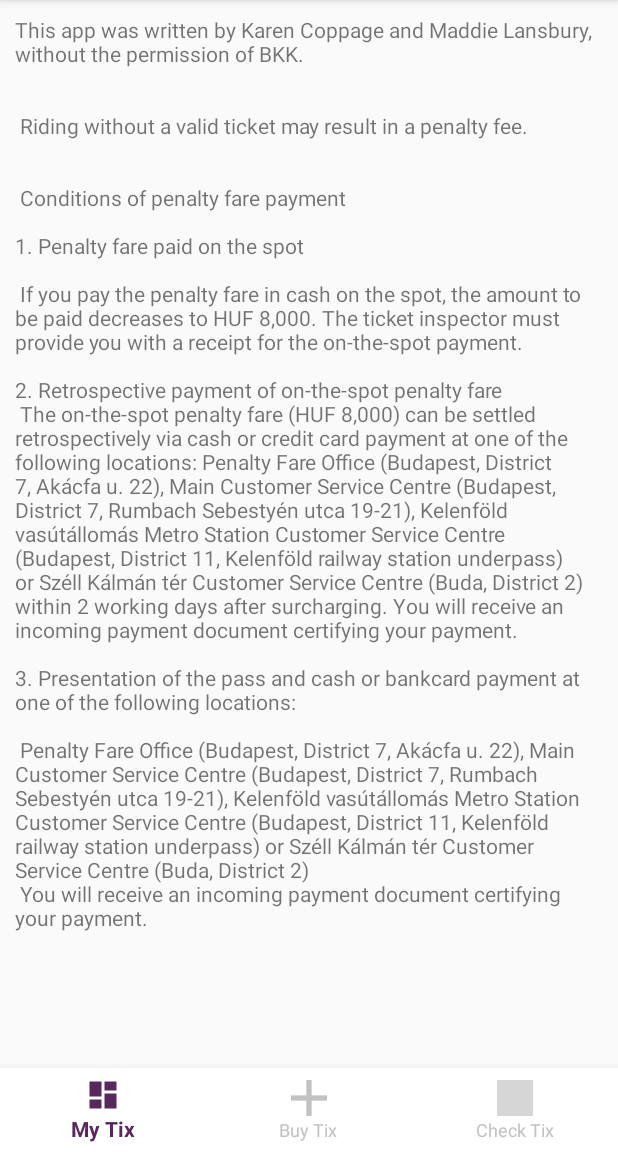
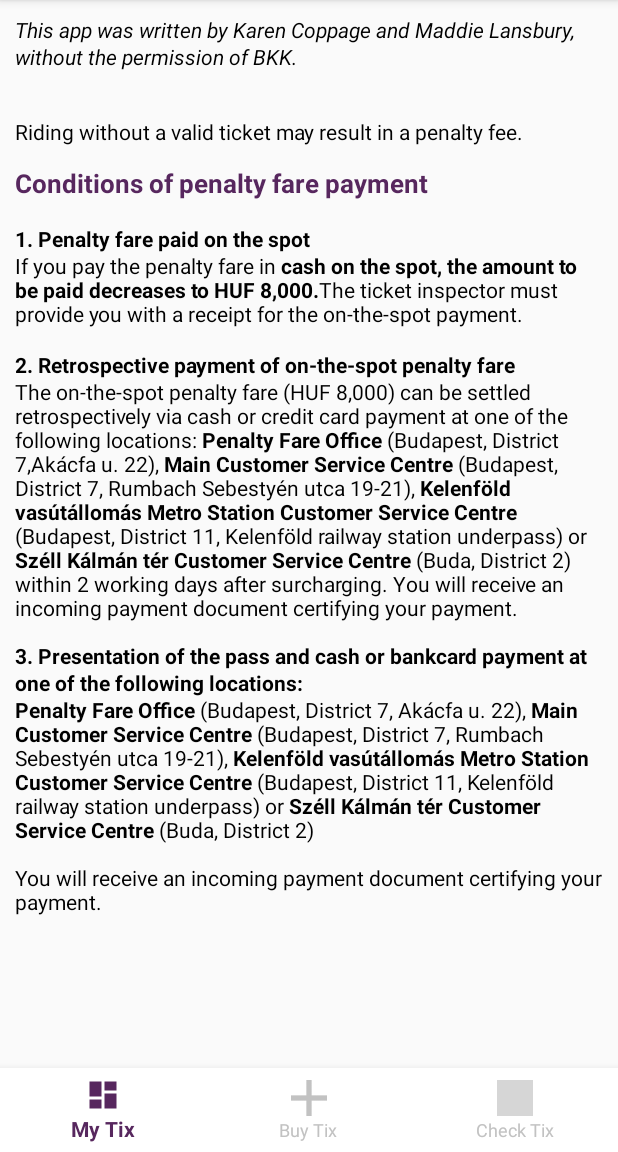
Before and after one commit to klcopp/BKKTix, an Android app: the screen it shows after launch (MainActivity), after a tap on "About", on a phone screen of 412 x 824 dp, the part 84-1236 px from its top. Run offline under Robolectric (Android 15) with nearby library versions, the phone set to English and light mode, and no system bars; 1 other tap on this screen came first; grey boxes are pictures that could not be loaded.

Commit message:
Cleaned up About page

```diff
--- a/BKKTix/app/src/main/java/hu/ait/karen/bkktix/fragment/AboutFragment.java
+++ b/BKKTix/app/src/main/java/hu/ait/karen/bkktix/fragment/AboutFragment.java
@@ -4,9 +4,12 @@ package hu.ait.karen.bkktix.fragment;
 import android.os.Bundle;
 import android.support.annotation.Nullable;
 import android.support.v4.app.Fragment;
+import android.text.Html;
+import android.text.Spanned;
 import android.view.LayoutInflater;
 import android.view.View;
 import android.view.ViewGroup;
+import android.widget.TextView;
 
 import hu.ait.karen.bkktix.R;
 
@@ -19,7 +22,20 @@ public class AboutFragment extends Fragment {
     public View onCreateView(LayoutInflater inflater, @Nullable ViewGroup container, @Nullable Bundle savedInstanceState) {
         View rootView = inflater.inflate(R.layout.fragment_about, container, false);
 
+        TextView tvAbout = (TextView) rootView.findViewById(R.id.tvAbout);
+        tvAbout.setText(fromHtml(getString(R.string.about)));
 
         return rootView;
     }
+
+    @SuppressWarnings("deprecation")
+    public static Spanned fromHtml(String html){
+        Spanned result;
+        if (android.os.Build.VERSION.SDK_INT >= android.os.Build.VERSION_CODES.N) {
+            result = Html.fromHtml(html,Html.FROM_HTML_MODE_LEGACY);
+        } else {
+            result = Html.fromHtml(html);
+        }
+        return result;
+    }
 }
--- a/BKKTix/app/src/main/res/layout/fragment_about.xml
+++ b/BKKTix/app/src/main/res/layout/fragment_about.xml
@@ -9,11 +9,11 @@
         android:layout_width="match_parent"
         android:layout_height="match_parent"
         android:scrollbars="vertical">
-
         <TextView
             android:id="@+id/tvAbout"
             android:layout_width="wrap_content"
             android:layout_height="wrap_content"
+            android:textColor="@android:color/black"
             android:text="@string/about"/>
 
     </ScrollView>
--- a/BKKTix/app/src/main/res/layout/fragment_qr_reader.xml
+++ b/BKKTix/app/src/main/res/layout/fragment_qr_reader.xml
@@ -27,7 +27,8 @@
             android:layout_width="80dp"
             android:layout_height="80dp"
             android:src="@drawable/grayq"
-            android:layout_margin="20dp"/>
+            android:layout_margin="20dp"
+            android:contentDescription="validity" />
 
         <TextView
             android:id="@+id/codeInfo"
--- a/BKKTix/app/src/main/res/values/strings.xml
+++ b/BKKTix/app/src/main/res/values/strings.xml
@@ -30,18 +30,32 @@
     <string name="validate_ticket">Validate Ticket</string>
     <string name="ticket_validated">Ticket validated</string>
 
-    <string name="about">This app was written by Karen Coppage and Maddie Lansbury,
-        without the permission of BKK.\n\n\n
-        Riding without a valid ticket may result in a penalty fee.\n\n\n
-        Conditions of penalty fare payment\n\n1. Penalty fare paid on the spot\n\n
-        If you pay the penalty fare in cash on the spot, the amount to be paid decreases to HUF 8,000. The ticket inspector must provide you with a receipt for the on-the-spot payment.\n
-        \n2. Retrospective payment of on-the-spot penalty fare\n
-        The on-the-spot penalty fare (HUF 8,000) can be settled retrospectively via cash or credit card payment at one of the following locations: Penalty Fare Office (Budapest, District 7, Akácfa u. 22), Main Customer Service Centre (Budapest, District 7, Rumbach Sebestyén utca 19-21), Kelenföld vasútállomás Metro Station Customer Service Centre (Budapest, District 11, Kelenföld railway station underpass) or Széll Kálmán tér Customer Service Centre (Buda, District 2) within 2 working days after surcharging. You will receive an incoming payment document certifying your payment.\n
-        \n3. Presentation of the pass and cash or bankcard payment at one of the following locations: \n\n
-        Penalty Fare Office (Budapest, District 7, Akácfa u. 22), Main Customer Service Centre (Budapest, District 7, Rumbach Sebestyén utca 19-21), Kelenföld vasútállomás Metro Station Customer Service Centre (Budapest, District 11, Kelenföld railway station underpass) or Széll Kálmán tér Customer Service Centre (Buda, District 2)\n
+    <string name="about">
+        <![CDATA[
+        <i>This app was written by Karen Coppage and Maddie Lansbury,
+        without the permission of BKK.</i><br/><br/><br/>
+        Riding without a valid ticket may result in a penalty fee.<br/><br/>
+        <big><b><font color="#57275e">Conditions of penalty fare payment</font></b></big><br/><br/>
+        <b>1. Penalty fare paid on the spot</b><br/>
+        If you pay the penalty fare in <b>cash on the spot, the amount to be paid decreases to HUF
+        8,000.</b>The ticket inspector must provide you with a receipt for the on-the-spot payment.
+        <br/><br/>
+        <b>2. Retrospective payment of on-the-spot penalty fare</b><br/>
+        The on-the-spot penalty fare (HUF 8,000) can be settled retrospectively via cash or credit
+        card payment at one of the following locations: <b>Penalty Fare Office</b> (Budapest,
+        District 7,Akácfa u. 22), <b>Main Customer Service Centre</b> (Budapest, District 7, Rumbach
+        Sebestyén utca 19-21), <b>Kelenföld vasútállomás Metro Station Customer Service Centre</b>
+        (Budapest, District 11, Kelenföld railway station underpass) or <b>Széll Kálmán tér Customer
+        Service Centre</b> (Buda, District 2) within 2 working days after surcharging. You will
+        receive an incoming payment document certifying your payment.<br/><br/>
+        <b>3. Presentation of the pass and cash or bankcard payment at one of the following
+        locations:</b><br/>
+        <b>Penalty Fare Office</b> (Budapest, District 7, Akácfa u. 22), <b>Main Customer Service
+        Centre</b> (Budapest, District 7, Rumbach Sebestyén utca 19-21), <b>Kelenföld vasútállomás
+        Metro Station Customer Service Centre</b> (Budapest, District 11, Kelenföld railway station
+        underpass) or <b>Széll Kálmán tér Customer Service Centre</b> (Buda, District 2)<br/><br/>
         You will receive an incoming payment document certifying your payment.
-
-
+        ]]>
     </string>
     <string name="cancelled">Purchase cancelled.</string>
     <string name="about_title">About</string>
```
Also changed, not shown: 1 other file.
